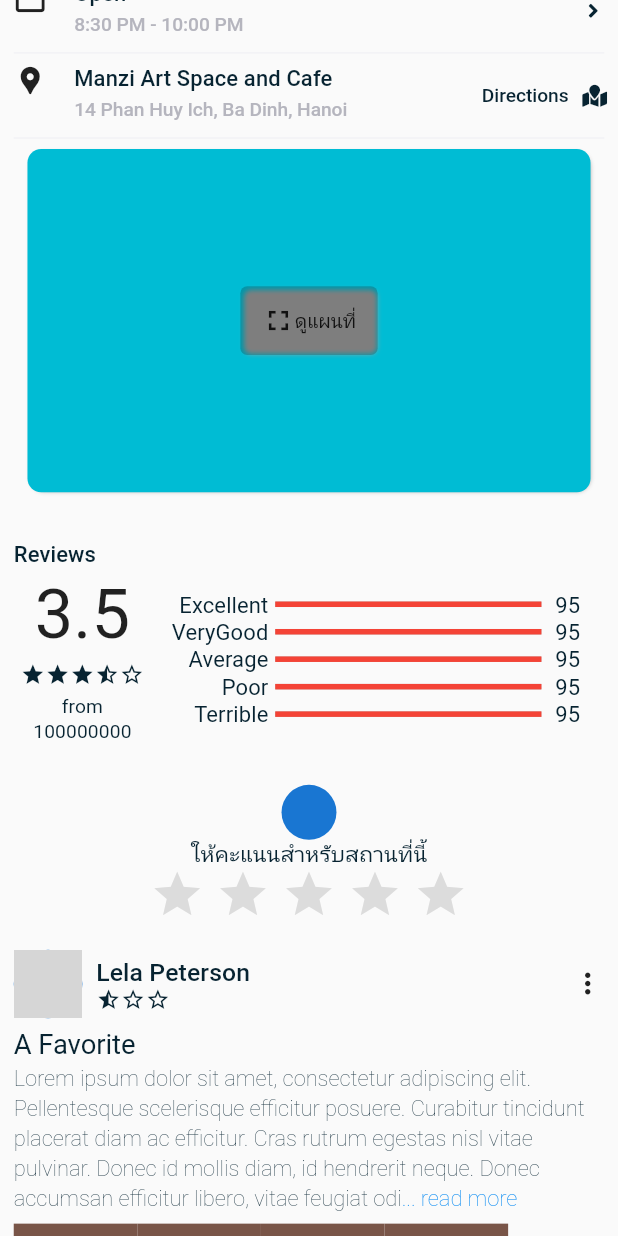
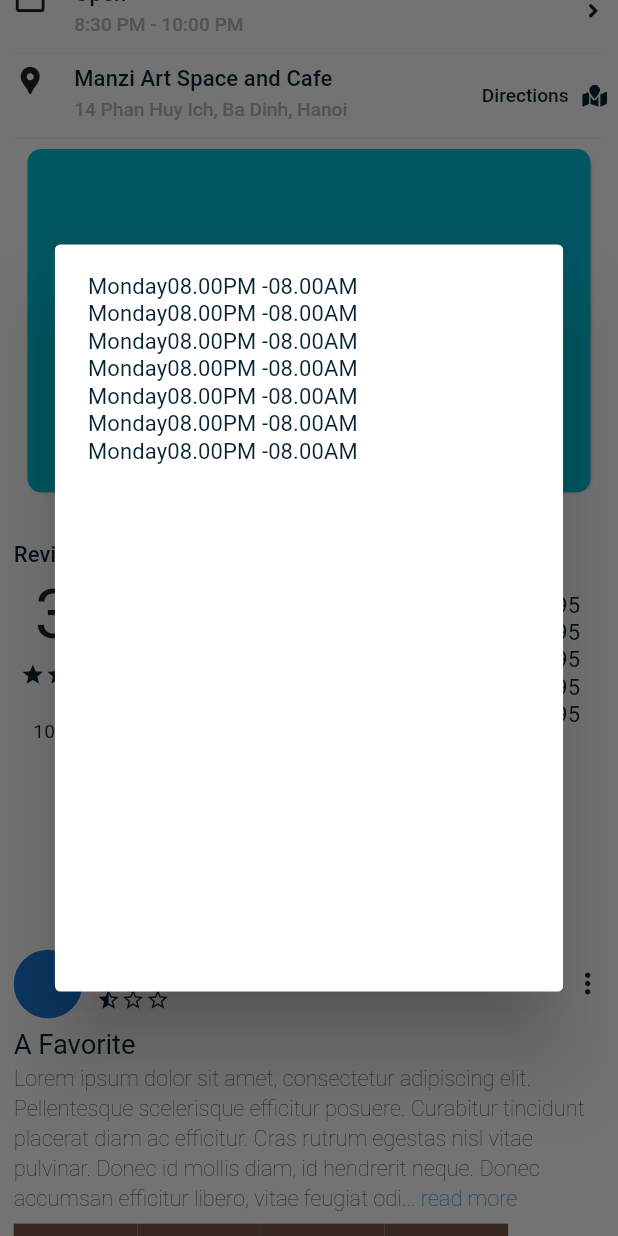
Before and after one commit to aunjaidev/aunjai, a Flutter app: the AttractionPlaceScreen screen opened by its route, scrolled down 576 dp, after a tap on "Open", on a phone screen of 412 x 824 dp. Run offline on Flutter 3.47's test engine with Material 2 defaults, Android fonts, the phone set to English and light mode, and no system bars; drawn by our look-alikes of auto_size_text, flutter_rating_bar, loader_overlay, sticky_headers; our stand-ins replace dio, flutter_svg, flutter_swiper, font_awesome_flutter, geolocator, get_it and 4 more; accounts and stored records are empty; network calls fail; grey boxes are pictures that could not be loaded.

Commit message:
no message

```diff
--- /dev/null
+++ b/lib/utils/widgets/dialog_custom.dart
@@ -0,0 +1,130 @@
+import 'package:aunjai/constant/style_constant.dart';
+import 'package:aunjai/utils/helper.dart';
+import 'package:aunjai/utils/widgets/card_custom/card.dart';
+import 'package:aunjai/utils/widgets/horizontal.dart';
+import 'package:flutter/material.dart';
+import 'package:font_awesome_flutter/font_awesome_flutter.dart';
+
+Widget _weatherTemplate(context) {
+  return SizedBox(
+    width: Helper.getScreenWidth(context),
+    height: 500,
+    child: Column(
+      crossAxisAlignment: CrossAxisAlignment.center,
+      children: [
+        Row(
+          children: [
+            Icon(Icons.location_pin),
+            Horizontal(10.0),
+            normalText("Roi-et, Thailand")
+          ],
+        ),
+        Helper.readPngPicture("assets/images/cloudy-night.png", width: 200.0),
+        normalText("25°"),
+        normalText("Thunderstorm"),
+        Row(
+          mainAxisAlignment: MainAxisAlignment.spaceEvenly,
+          children: [
+            Row(
+              children: [
+                Icon(FontAwesomeIcons.wind),
+                normalText("10 km/h"),
+              ],
+            ),
+            Row(
+              children: [
+                Icon(FontAwesomeIcons.cloudMoonRain),
+                normalText("60%"),
+              ],
+            )
+          ],
+        ),
+        SizedBox(
+          width: Helper.getScreenWidth(context),
+          height: 200,
+          child: ListView(
+            scrollDirection: Axis.horizontal,
+            children: [
+              CardCustom(),
+              CardCustom(),
+              CardCustom(),
+              CardCustom(),
+              CardCustom(),
+              CardCustom(),
+              CardCustom(),
+              CardCustom(),
+            ],
+          ),
+        )
+      ],
+    ),
+  );
+}
+
+Widget _openTimeTemplate(context){
+  return Container(
+    width: Helper.getScreenWidth(context),
+    height: 500,
+    child: Column(
+      children: [
+        Row(
+          children: [
+            normalText("Monday"),
+            normalText("08.00PM -08.00AM"),
+          ],
+        ),
+        Row(
+          children: [
+            normalText("Monday"),
+            normalText("08.00PM -08.00AM"),
+          ],
+        ),
+        Row(
+          children: [
+            normalText("Monday"),
+            normalText("08.00PM -08.00AM"),
+          ],
+        ),
+        Row(
+          children: [
+            normalText("Monday"),
+            normalText("08.00PM -08.00AM"),
+          ],
+        ),
+        Row(
+          children: [
+            normalText("Monday"),
+            normalText("08.00PM -08.00AM"),
+          ],
+        ),
+        Row(
+          children: [
+            normalText("Monday"),
+            normalText("08.00PM -08.00AM"),
+          ],
+        ),
+        Row(
+          children: [
+            normalText("Monday"),
+            normalText("08.00PM -08.00AM"),
+          ],
+        ),
+      ],
+    ),
+  );
+}
+
+Future<void> openDialog(BuildContext context, String type) async {
+  Widget temp = Container();
+  if (type == "weatherTemplate") {
+    temp = _weatherTemplate(context);
+  }else if(type == "openTimeTemplate"){
+    temp =_openTimeTemplate(context);
+  }
+
+  return showDialog(
+      context: context,
+      builder: (ctx) => AlertDialog(
+        content: SingleChildScrollView(child: temp),
+      ));
+}
```
Also changed, not shown: lib/views/app_main/attraction/attraction_place/widgets/about_section.dart (+4 -68 lines), pubspec.lock.
